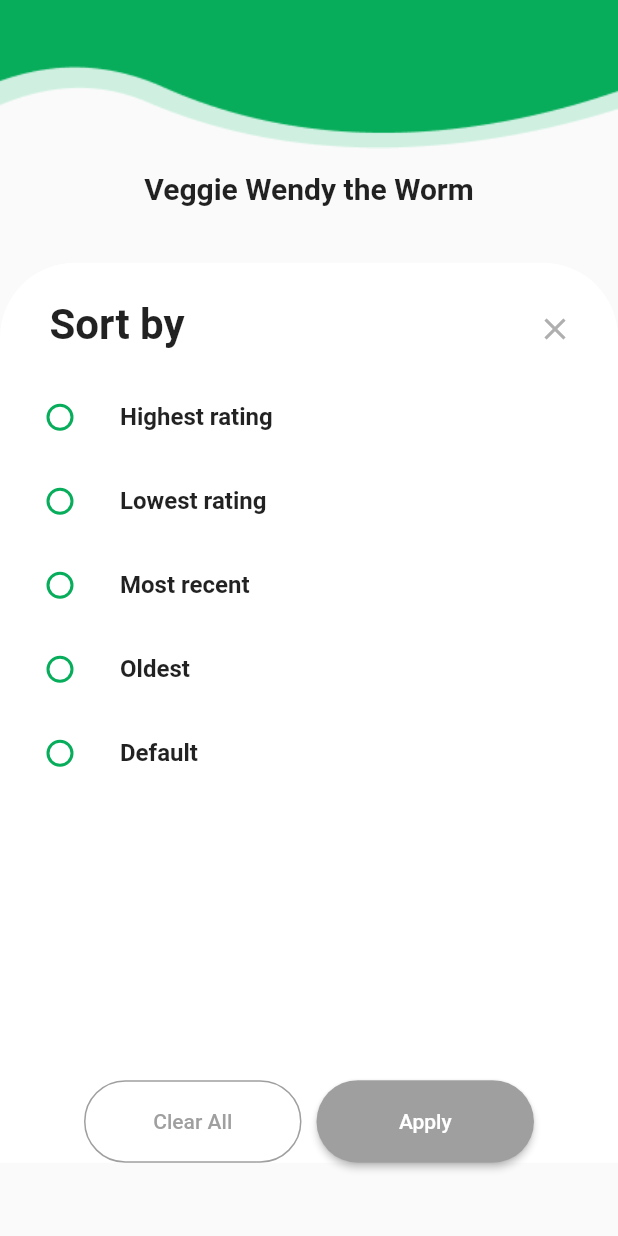
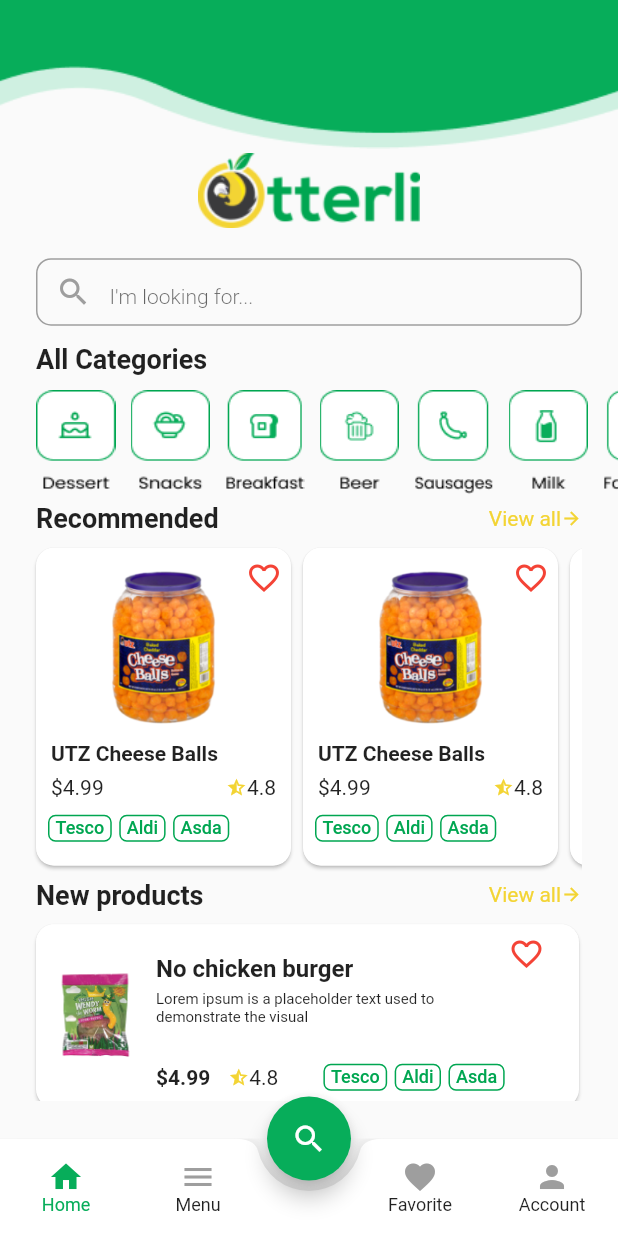
Before and after one commit to ArslanAshraf462/Assignment2, a Flutter app: the screen it shows after launch, on a phone screen of 412 x 824 dp. Run offline on Flutter 3.47's test engine with Material 2 defaults, Android fonts, the phone set to English and light mode, and no system bars; our stand-ins replace flutter_rating_bar.

Commit message:
adding home screen with custom widgets

```diff
--- a/lib/main.dart
+++ b/lib/main.dart
@@ -1,14 +1,33 @@
-import 'package:assignment_2/screens/all_reviews_filter_screen.dart';
-import 'package:assignment_2/screens/all_reviews_screen.dart';
+import 'package:assignment_2/screens/favorite_screen.dart';
+import 'package:assignment_2/screens/home_screen.dart';
+import 'package:assignment_2/screens/menu_screen.dart';
 import 'package:flutter/material.dart';
+import 'package:flutter/services.dart';
+
+import 'widgets/floating_action_btn_widget.dart';
 
 void main() {
+  SystemChrome.setSystemUIOverlayStyle(const SystemUiOverlayStyle(
+    statusBarColor: Color(0xff07AD5A),
+    statusBarBrightness: Brightness.dark,
+  ));
   runApp(const MyApp());
 }
-
-class MyApp extends StatelessWidget {
+int selectedPage = 0;
+class MyApp extends StatefulWidget {
   const MyApp({super.key});
 
+  @override
+  State<MyApp> createState() => _MyAppState();
+}
+
+class _MyAppState extends State<MyApp> {
+
+  final _pageOptions = [
+    HomeScreen(),
+    MenuScreen(),
+    FavoriteScreen(),
+  ];
 
   @override
   Widget build(BuildContext context) {
@@ -17,7 +36,86 @@ class MyApp extends StatelessWidget {
       theme: ThemeData(
         primarySwatch: Colors.blue,
       ),
-      home: AllReviewsFilterScreen(),
+      debugShowCheckedModeBanner: false,
+      home: Scaffold(
+        body: _pageOptions[selectedPage],
+        floatingActionButtonLocation: FloatingActionButtonLocation.centerDocked,
+        floatingActionButton: FloatingActionBtnWidget (),
+        bottomNavigationBar: ClipRRect(
+          child: BottomAppBar(
+          shape: const CircularNotchedRectangle(),
+      notchMargin: 7,
+      child: Container(
+        height: 65,
+        color: Colors.transparent,
+        child: Row(
+          mainAxisAlignment: MainAxisAlignment.spaceBetween,
+          children: [
+          Row(
+          crossAxisAlignment: CrossAxisAlignment.start,
+          children: [
+            BottomBarBtnWidget(title: 'Home', icon: Icons.home,pageNumber: 0,onPressed: () {
+              setState(() {
+                selectedPage=0;
+              });
+            },),
+            BottomBarBtnWidget(title: 'Menu', icon: Icons.menu,pageNumber: 1,onPressed: () {
+              setState(() {
+                selectedPage=1;
+              });
+            },),
+          ],
+        ),
+        Row(
+          crossAxisAlignment: CrossAxisAlignment.start,
+          children: [
+            BottomBarBtnWidget(title: 'Favorite', icon: Icons.favorite,pageNumber: 2,onPressed: () {
+              setState(() {
+                selectedPage=2;
+              });
+            },),
+            BottomBarBtnWidget(title: 'Account', icon: Icons.person,pageNumber: 3,onPressed: () {
+              setState(() {
+                selectedPage=3;
+              });
+            },),
+          ],
+        ),
+        ]
+      ),
+      ),
+    ),
+    ),
+      ),
     );
   }
 }
+class BottomBarBtnWidget extends StatelessWidget {
+  final String title;
+  final IconData icon;
+  final int pageNumber;
+  final VoidCallback onPressed;
+  BottomBarBtnWidget({required this.title,required this.icon,required this.pageNumber,required this.onPressed});
+
+  @override
+  Widget build(BuildContext context) {
+
+    return MaterialButton(
+      onPressed: onPressed,
+      child: Column(
+        mainAxisAlignment: MainAxisAlignment.center,
+        children:  [
+          selectedPage==pageNumber? Icon(icon,color: Color(0xff07AD5A),): Icon(icon,color: Colors.grey,),
+          selectedPage == pageNumber? Text(title,style: TextStyle(
+            fontSize: 12,
+            fontWeight: FontWeight.w400,
+            color: const Color(0xff07AD5A),
+          ),): Text(title,style: TextStyle(
+            fontSize: 12,
+            fontWeight: FontWeight.w400,
+          ),),
+        ],
+      ),
+    );
+  }
+}
--- /dev/null
+++ b/lib/screens/favorite_screen.dart
@@ -0,0 +1,10 @@
+import 'package:flutter/material.dart';
+
+class FavoriteScreen extends StatelessWidget {
+  const FavoriteScreen({Key? key}) : super(key: key);
+
+  @override
+  Widget build(BuildContext context) {
+    return Container();
+  }
+}
--- /dev/null
+++ b/lib/screens/home_screen.dart
@@ -0,0 +1,65 @@
+import 'package:assignment_2/widgets/categories_widget.dart';
+import 'package:assignment_2/widgets/home_refs_text_widget.dart';
+import 'package:assignment_2/widgets/new_product_card_widget.dart';
+import 'package:assignment_2/widgets/recommend_card_widget.dart';
+import 'package:assignment_2/widgets/text_field_widget.dart';
+import 'package:flutter/material.dart';
+
+class HomeScreen extends StatelessWidget {
+  const HomeScreen({Key? key}) : super(key: key);
+
+  @override
+  Widget build(BuildContext context) {
+    return Scaffold(
+      body: GestureDetector(
+        onTap: () => FocusScope.of(context).requestFocus(FocusNode()),
+        child: SingleChildScrollView(
+          child: SafeArea(
+              child: Column(
+                crossAxisAlignment: CrossAxisAlignment.start,
+            children: [
+              Image.asset('assets/images/top_nav.png', width: double.infinity,),
+              Padding(
+                padding: const EdgeInsets.only(top: 3.0),
+                child: Center(
+                  child: SizedBox(
+                      height: 50,
+                      width: 160,
+                      child: Image.asset('assets/images/logo.png')),
+                ),
+              ),
+              Padding(
+                padding: const EdgeInsets.only(left: 24,top: 20.0,right: 24),
+                child: TextFieldWidget(height: 45, width: 377, hintText: 'I\'m looking for...'),
+              ),
+              const Padding(
+                padding: EdgeInsets.only(top: 12.0,left: 24),
+                child: Text("All Categories",style: TextStyle(
+                    fontWeight: FontWeight.w600,
+                    fontSize: 18
+                )),
+              ),
+              CategoriesWidget(),
+              HomeRefsTextWidget(title: "Recommended"),
+              Padding(padding: const EdgeInsets.only(left: 20.0,right: 24.0,top: 5),
+              child: Container(
+                  width: double.infinity,
+                  height: 220,
+                  child: RecommendedCardWidget(),)
+              ),
+              HomeRefsTextWidget(title: "New products"),
+              Padding(
+                padding: const EdgeInsets.only(left: 20.0,right: 20.0,top: 5),
+                child: Container(
+                    width: 370,
+                    height: 122,
+                    child: NewProductCardWidget()),
+              ),
+            ],
+          ),
+          ),
+        ),
+      ),
+    );
+  }
+}
--- /dev/null
+++ b/lib/screens/menu_screen.dart
@@ -0,0 +1,12 @@
+import 'package:flutter/material.dart';
+
+class MenuScreen extends StatelessWidget {
+  const MenuScreen({Key? key}) : super(key: key);
+
+  @override
+  Widget build(BuildContext context) {
+    return Container(
+      child: Center(child: Text('This is menu screen!'),),
+    );
+  }
+}
--- /dev/null
+++ b/lib/widgets/categories_widget.dart
@@ -0,0 +1,49 @@
+import 'package:flutter/material.dart';
+
+class CategoriesWidget extends StatelessWidget {
+
+  final List items=[
+    const AssetImage('assets/images/dessert.png'),
+    const AssetImage('assets/images/snacks.png'),
+    const AssetImage('assets/images/breakfast.png'),
+    const AssetImage('assets/images/beer.png'),
+    const AssetImage('assets/images/sausage.png'),
+    const AssetImage('assets/images/milk.png'),
+    const AssetImage('assets/images/FastFood.png'),
+    const AssetImage('assets/images/Dinner.png'),
+    const AssetImage('assets/images/BBQ.png'),
+    const AssetImage('assets/images/Partyfood.png'),
+    const AssetImage('assets/images/Kids.png'),
+  ];
+
+   CategoriesWidget({Key? key}) : super(key: key);
+  @override
+  Widget build(BuildContext context) {
+    return Padding(
+      padding: const EdgeInsets.only(top: 10.0,left: 24),
+      child: SizedBox(
+        height: 70,
+        child: ListView.builder(
+          scrollDirection: Axis.horizontal,
+          itemCount: items.length,
+          itemBuilder: (context, index) {
+            return Row(
+              children: [
+                Container(
+                  height: 79,
+                  width: 53,
+                  decoration: BoxDecoration(
+                      image: DecorationImage(
+                        image: items[index],fit: BoxFit.fill,
+                      )
+                  ),
+                ),
+                const SizedBox(width: 10,)
+              ],
+            );
+          },
+        ),
+      ),
+    );
+  }
+}
--- /dev/null
+++ b/lib/widgets/container_widget.dart
@@ -0,0 +1,29 @@
+import 'package:flutter/material.dart';
+
+class ContainerWidget extends StatelessWidget {
+  final String text;
+  const ContainerWidget({
+    Key? key,required this.text
+  }) : super(key: key);
+
+  @override
+  Widget build(BuildContext context) {
+    return Container(
+      decoration: BoxDecoration(
+        borderRadius: BorderRadius.circular(5.0),
+        border: Border.all(
+            width: 1,
+            color: const Color(0xff00A651)
+        ),
+      ),
+      child: Padding(
+        padding: const EdgeInsets.only(left: 4.0,right: 4.0,top: 1.0,bottom: 1.0),
+        child: Text(text,style: const TextStyle(
+          fontWeight: FontWeight.w500,
+          fontSize: 12,
+          color: Color(0xff00A651)
+        ),),
+      ),
+    );
+  }
+}
--- /dev/null
+++ b/lib/widgets/floating_action_btn_widget.dart
@@ -0,0 +1,14 @@
+import 'package:flutter/material.dart';
+
+class FloatingActionBtnWidget extends StatelessWidget {
+
+
+  @override
+  Widget build(BuildContext context) {
+    return FloatingActionButton(
+      onPressed: () {},
+      backgroundColor: const Color(0xff07AD5A),
+      child: const Icon(Icons.search),
+    );
+  }
+}
--- /dev/null
+++ b/lib/widgets/home_refs_text_widget.dart
@@ -0,0 +1,32 @@
+import 'package:flutter/material.dart';
+
+class HomeRefsTextWidget extends StatelessWidget {
+  final String title;
+  HomeRefsTextWidget({required this.title});
+
+  @override
+  Widget build(BuildContext context) {
+    return Padding(
+      padding: const EdgeInsets.only(top: 5.0,left: 24,right: 24),
+      child: Row(
+        mainAxisAlignment: MainAxisAlignment.spaceBetween,
+        children: [
+          Text(title,style: const TextStyle(
+            fontSize: 18,
+            fontWeight: FontWeight.w600,
+          ),),
+          Row(
+            children: const [
+              Text("View all",style: TextStyle(
+                fontSize: 14,
+                fontWeight: FontWeight.w400,
+                color: Color(0xffF3D434),
+              ),),
+              Icon(Icons.arrow_forward,color: Color(0xffF3D434),size: 14,)
+            ],
+          ),
+        ],
+      ),
+    );
+  }
+}
--- /dev/null
+++ b/lib/widgets/icon_widget.dart
@@ -0,0 +1,25 @@
+import 'package:flutter/material.dart';
+class IconWidget extends StatefulWidget {
+  const IconWidget({
+    Key? key,
+  }) : super(key: key);
+
+  @override
+  State<IconWidget> createState() => _IconWidgetState();
+}
+bool _isSelected=false;
+class _IconWidgetState extends State<IconWidget> {
+
+  @override
+  Widget build(BuildContext context) {
+    return GestureDetector(
+      onTap: () {
+        setState(() {
+          _isSelected=!_isSelected;
+        });
+      },
+        child:_isSelected ?const Icon(Icons.favorite,color: Colors.red,):
+    const Icon(Icons.favorite_border_outlined,color: Colors.red,)
+    );
+  }
+}
--- /dev/null
+++ b/lib/widgets/new_product_card_widget.dart
@@ -0,0 +1,94 @@
+import 'package:flutter/material.dart';
+import 'container_widget.dart';
+import 'icon_widget.dart';
+
+class NewProductCardWidget extends StatelessWidget {
+
+  @override
+  Widget build(BuildContext context) {
+    return ListView.builder(
+      scrollDirection: Axis.vertical,
+      itemCount: 5,
+      itemBuilder: (context, index) {
+      return Card(
+        elevation: 1,
+        color: Colors.white,
+        shape: RoundedRectangleBorder(borderRadius: BorderRadius.circular(12.0)),
+        child: SizedBox(
+          width: 360,
+          child: Stack(
+            children: [
+              const Padding(
+                padding: EdgeInsets.only(left: 315,top: 8.0,),
+                child: IconWidget(),
+              ),
+              Row(
+                children: [
+                  SizedBox(
+                      height: 122,
+                      width: 80,
+                      child: Image.asset('assets/images/Dominionsnack.png')),
+                  Column(
+                    crossAxisAlignment: CrossAxisAlignment.start,
+                    children: [
+                      const Padding(
+                        padding: EdgeInsets.only(top: 9.0),
+                        child: Text('No chicken burger',style: TextStyle(
+                            fontSize: 16,
+                            fontWeight: FontWeight.w600
+                        ),),
+                      ),
+                      const SizedBox(
+                        height: 39,
+                        width: 220,
+                        child: Padding(
+                          padding: EdgeInsets.only(top: 5.0),
+                          child: Text('Lorem ipsum is a placeholder text used to demonstrate the visual',
+                            style: TextStyle(
+                                fontSize: 10,
+                                fontWeight: FontWeight.w400
+                            ),),
+                        ),
+                      ),
+                      Padding(
+                        padding: const EdgeInsets.only(top:15.0),
+                        child: Row(
+                          children: [
+                            const Text('\$4.99',style: TextStyle(
+                                fontSize: 14,
+                                fontWeight: FontWeight.w600
+                            ),),
+                            Padding(
+                              padding: const EdgeInsets.only(left: 12.0),
+                              child: Row(
+                                children: const [
+                                  Icon(Icons.star_half,color: Color(0xffF3D434),size: 14,),
+                                  Text('4.8',style: TextStyle(
+                                      fontSize: 14,
+                                      fontWeight: FontWeight.w400
+                                  ),),
+                                ],
+                              ),
+                            ),
+                            const Padding(
+                              padding: EdgeInsets.only(left: 30.0),
+                              child: ContainerWidget(text: 'Tesco',),
+                            ),
+                            const SizedBox(width: 5,),
+                            ContainerWidget(text: 'Aldi'),
+                            const SizedBox(width: 5,),
+                            ContainerWidget(text: 'Asda'),
+                          ],
+                        ),
+                      )
+                    ],
+                  ),
+                ],
+              ),
+            ],
+          ),
+        ),
+      );
+    },);
+  }
+}
--- /dev/null
+++ b/lib/widgets/recommend_card_widget.dart
@@ -0,0 +1,83 @@
+import 'package:flutter/material.dart';
+
+import 'container_widget.dart';
+import 'icon_widget.dart';
+class RecommendedCardWidget extends StatelessWidget {
+
+  @override
+  Widget build(BuildContext context) {
+    return ListView.builder(
+      scrollDirection: Axis.horizontal,
+      itemCount: 5,
+      itemBuilder: (context, index) {
+      return Card(
+          elevation: 1,
+          color: const Color(0xffFFFFFF),
+          shape: RoundedRectangleBorder(borderRadius: BorderRadius.circular(12.0)),
+          child: SizedBox(
+            width: 170,
+            child: Stack(
+              children: [
+                const Padding(
+                  padding: EdgeInsets.only(left: 140,top: 8.0),
+                  child: IconWidget(),
+                ),
+                Column(
+                  crossAxisAlignment: CrossAxisAlignment.start,
+                  children: [
+                    Padding(
+                      padding: const EdgeInsets.only(top: 12.0,),
+                      child: Center(child: SizedBox(
+                          height: 109,
+                          width: 77,
+                          child: Image.asset('assets/images/image.png'))),
+                    ),
+                    const Padding(
+                      padding: EdgeInsets.only(top: 8.0,left: 10.0),
+                      child: Text('UTZ Cheese Balls',style: TextStyle(
+                          fontSize: 14,
+                          fontWeight: FontWeight.w600
+                      ),),
+                    ),
+                    Padding(
+                      padding: const EdgeInsets.only(left:10.0,right: 10.0,top: 7.0),
+                      child: Row(
+                        mainAxisAlignment: MainAxisAlignment.spaceBetween,
+                        children: [
+                          const Text('\$4.99',style: TextStyle(
+                              fontSize: 14,
+                              fontWeight: FontWeight.w400
+                          ),),
+                          Row(children: const [
+                            Icon(Icons.star_half,color: Color(0xffF3D434),size: 14,),
+                            Text('4.8',style: TextStyle(
+                                fontSize: 14,
+                                fontWeight: FontWeight.w400
+                            ),),
+                          ],)
+                        ],
+                      ),
+                    ),
+                    Padding(
+                      padding: const EdgeInsets.only(top: 10.0,left: 8,bottom: 12.0),
+                      child: Row(
+                        children: const [
+                          ContainerWidget(text: 'Tesco'),
+                          SizedBox(width: 5,),
+                          ContainerWidget(text: 'Aldi'),
+                          SizedBox(width: 5,),
+                          ContainerWidget(text: 'Asda'),
+
+                        ],
+                      ),
+                    ),
+                  ],
+                ),
+              ],
+            ),
+          ),
+        );
+    },);
+
+  }
+}
--- /dev/null
+++ b/lib/widgets/text_field_widget.dart
@@ -0,0 +1,34 @@
+import 'package:flutter/material.dart';
+
+class TextFieldWidget extends StatelessWidget {
+  final double height;
+  final double width;
+  final String hintText;
+  TextFieldWidget({required this.height, required this.width, required this.hintText});
+
+  @override
+  Widget build(BuildContext context) {
+    return Container(
+      height: height,
+      width: width,
+      decoration: BoxDecoration(
+        borderRadius: BorderRadius.circular(10.0),
+        border: Border.all(width: 1,color: Colors.grey),
+      ),
+      child: TextField(
+        decoration: InputDecoration(
+          border: InputBorder.none,
+          prefixIcon: const Icon(
+            Icons.search,
+            color: Colors.grey,
+          ),
+          hintText: hintText,
+          hintStyle: TextStyle(
+            fontSize: 14,
+            fontWeight: FontWeight.w300,
+          ),
+        ),
+      ),
+    );
+  }
+}
```
